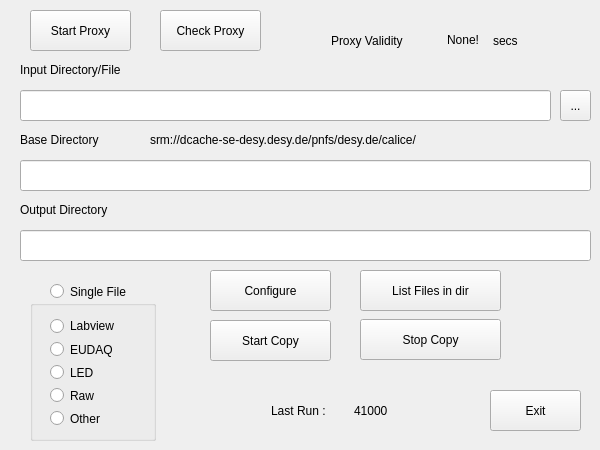
Old version of the form ui/dCacheMainWindow.ui in the repository CALICETB/dCache-gui.
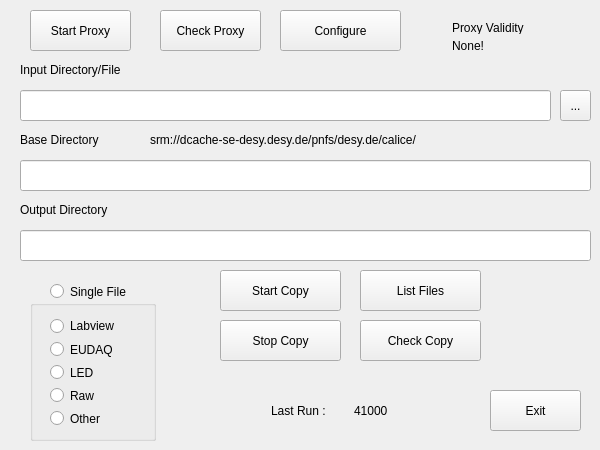
New version of the form.

Commit message: Reimplementation of Copy method Added Boost dependencies

What changed in the file:
```diff
--- a/ui/dCacheMainWindow.ui
+++ b/ui/dCacheMainWindow.ui
@@ -56,7 +56,7 @@
      <rect>
       <x>150</x>
       <y>130</y>
-      <width>361</width>
+      <width>431</width>
       <height>20</height>
      </rect>
     </property>
@@ -149,9 +149,9 @@
    <widget class="QPushButton" name="StopCopy">
     <property name="geometry">
      <rect>
-      <x>360</x>
-      <y>319</y>
-      <width>141</width>
+      <x>220</x>
+      <y>320</y>
+      <width>121</width>
       <height>41</height>
      </rect>
     </property>
@@ -162,8 +162,8 @@
    <widget class="QPushButton" name="StartCopy">
     <property name="geometry">
      <rect>
-      <x>210</x>
-      <y>320</y>
+      <x>220</x>
+      <y>270</y>
       <width>121</width>
       <height>41</height>
      </rect>
@@ -177,19 +177,19 @@
      <rect>
       <x>360</x>
       <y>270</y>
-      <width>141</width>
+      <width>121</width>
       <height>41</height>
      </rect>
     </property>
     <property name="text">
-     <string>List Files in dir</string>
+     <string>List Files</string>
     </property>
    </widget>
    <widget class="QPushButton" name="Configure">
     <property name="geometry">
      <rect>
-      <x>210</x>
-      <y>270</y>
+      <x>280</x>
+      <y>10</y>
       <width>121</width>
       <height>41</height>
      </rect>
@@ -250,43 +250,6 @@
      </item>
     </layout>
    </widget>
-   <widget class="QWidget" name="layoutWidget">
-    <property name="geometry">
-     <rect>
-      <x>320</x>
-      <y>20</y>
-      <width>231</width>
-      <height>41</height>
-     </rect>
-    </property>
-    <layout class="QHBoxLayout" name="horizontalLayout_3">
-     <item>
-      <widget class="QLabel" name="Proxy_label">
-       <property name="text">
-        <string>Proxy Validity</string>
-       </property>
-      </widget>
-     </item>
-     <item>
-      <layout class="QHBoxLayout" name="horizontalLayout">
-       <item alignment="Qt::AlignHCenter|Qt::AlignVCenter">
-        <widget class="QLabel" name="ProxyValid_label">
-         <property name="text">
-          <string>None!</string>
-         </property>
-        </widget>
-       </item>
-       <item>
-        <widget class="QLabel" name="sec_label">
-         <property name="text">
-          <string>secs</string>
-         </property>
-        </widget>
-       </item>
-      </layout>
-     </item>
-    </layout>
-   </widget>
    <widget class="QGroupBox" name="groupBox">
     <property name="geometry">
      <rect>
@@ -354,6 +317,45 @@
      <string>Single File</string>
     </property>
    </widget>
+   <widget class="QPushButton" name="CheckCopy">
+    <property name="geometry">
+     <rect>
+      <x>360</x>
+      <y>320</y>
+      <width>121</width>
+      <height>41</height>
+     </rect>
+    </property>
+    <property name="text">
+     <string>Check Copy</string>
+    </property>
+   </widget>
+   <widget class="QWidget" name="">
+    <property name="geometry">
+     <rect>
+      <x>441</x>
+      <y>11</y>
+      <width>131</width>
+      <height>51</height>
+     </rect>
+    </property>
+    <layout class="QVBoxLayout" name="verticalLayout_2">
+     <item>
+      <widget class="QLabel" name="Proxy_label">
+       <property name="text">
+        <string>Proxy Validity</string>
+       </property>
+      </widget>
+     </item>
+     <item>
+      <widget class="QLabel" name="ProxyValid_label">
+       <property name="text">
+        <string>None!</string>
+       </property>
+      </widget>
+     </item>
+    </layout>
+   </widget>
   </widget>
  </widget>
  <layoutdefault spacing="6" margin="11"/>
```
The commit also changes 6 other files.
